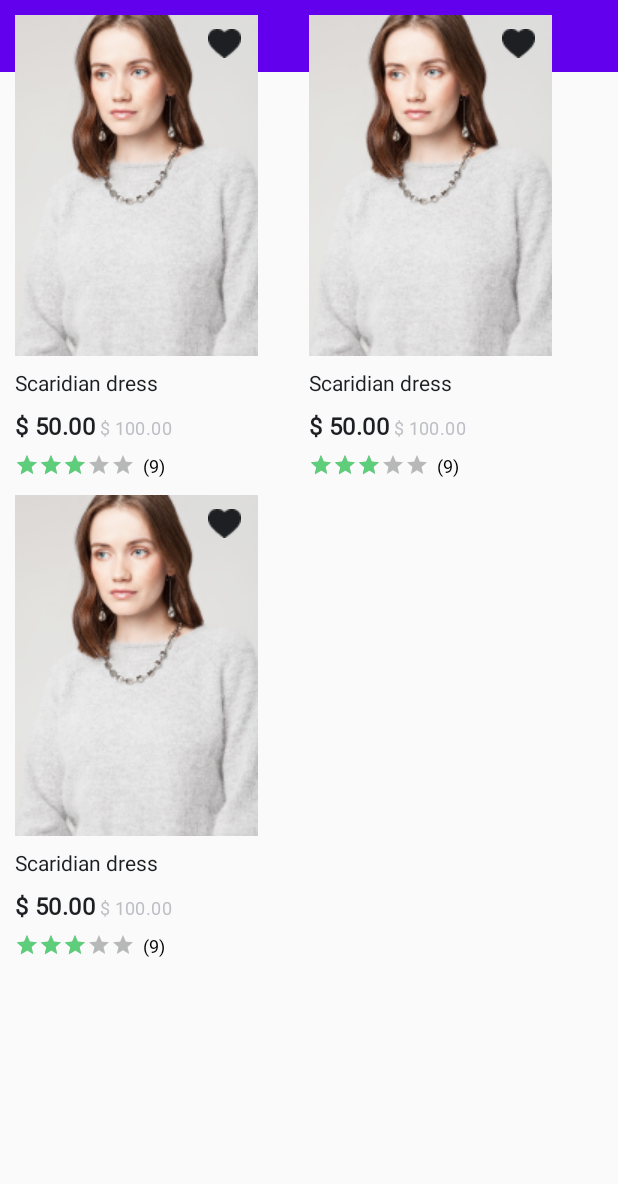
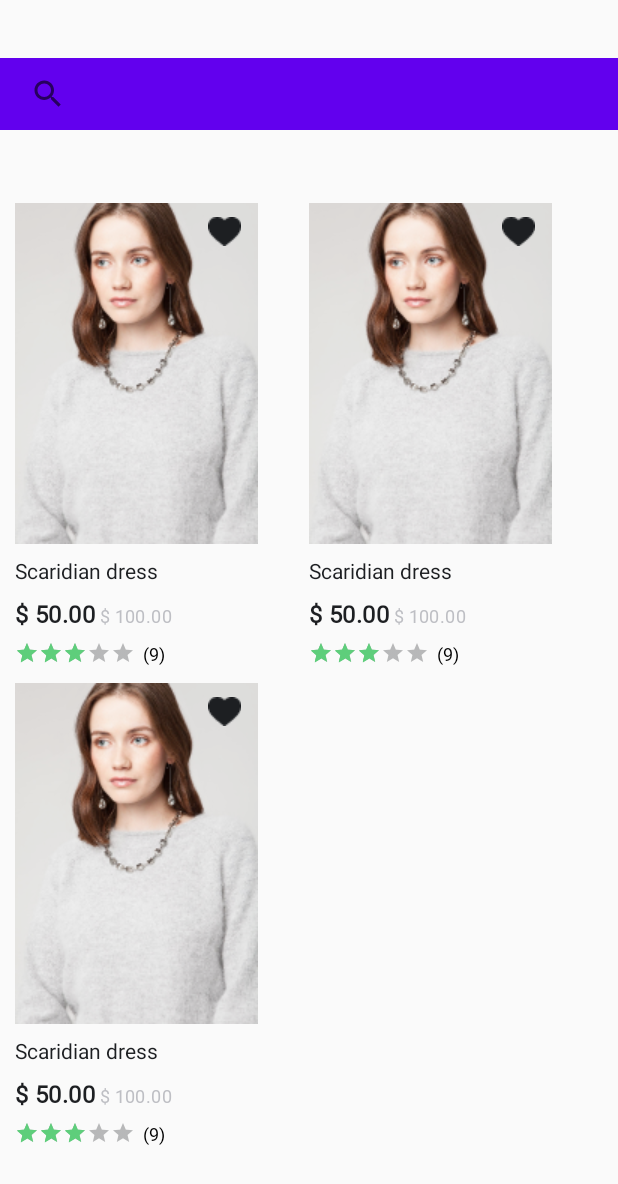
Before and after one commit to Alexei-K/test_catalog, an Android app: the layout fragment_home.xml on its own in the app's theme, with its tools: preview values and no code run, on a phone screen of 412 x 824 dp. Shown: the top 1184 px of the screen. Run offline under Robolectric (Android 15) with nearby library versions, the phone set to English and light mode, and no system bars.

Commit message:
version bump

```diff
--- a/app/src/main/res/layout/fragment_home.xml
+++ b/app/src/main/res/layout/fragment_home.xml
@@ -13,17 +13,19 @@
         android:background="@color/colorPrimary"
         android:textCursorDrawable="@null"
         app:iconifiedByDefault="false"
-        app:queryBackground="@null"
-        />
+        app:layout_constraintBottom_toTopOf="@id/recipesRecycleView"
+        app:layout_constraintTop_toTopOf="parent"
+        app:queryBackground="@null" />
 
     <androidx.recyclerview.widget.RecyclerView
         android:id="@+id/recipesRecycleView"
-        android:layout_margin="10dp"
         android:layout_width="match_parent"
         android:layout_height="wrap_content"
+        android:layout_margin="10dp"
         android:orientation="vertical"
         app:layoutManager="androidx.recyclerview.widget.GridLayoutManager"
-        app:layout_constraintTop_toTopOf="parent"
+        app:layout_constraintBottom_toBottomOf="parent"
+        app:layout_constraintTop_toBottomOf="@id/dress_search"
         app:spanCount="2"
         tools:listitem="@layout/product_item_view" />
 
```
